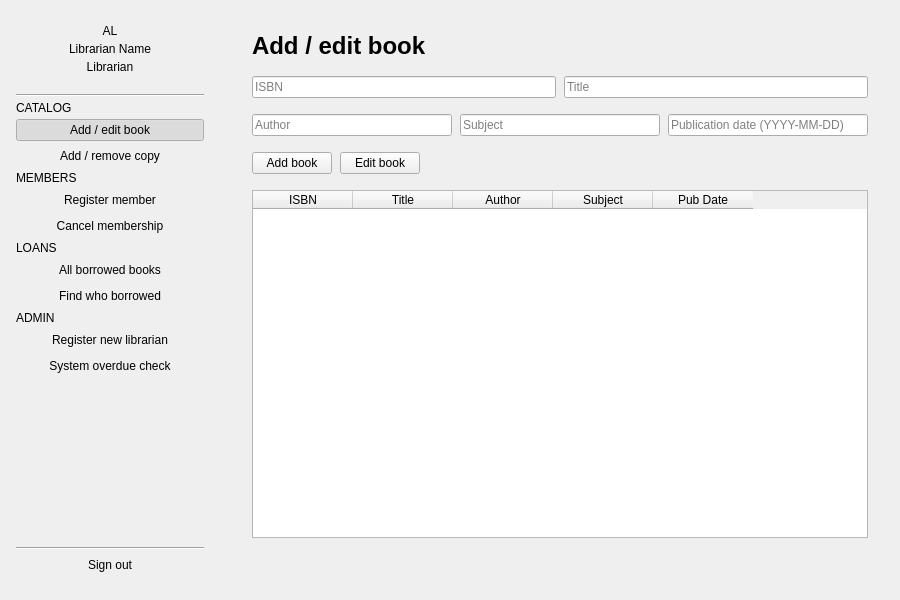
First picture: the form in UI/librarian_portal.ui, repository abdallahsaid104/Library-Management-System, before the edit.
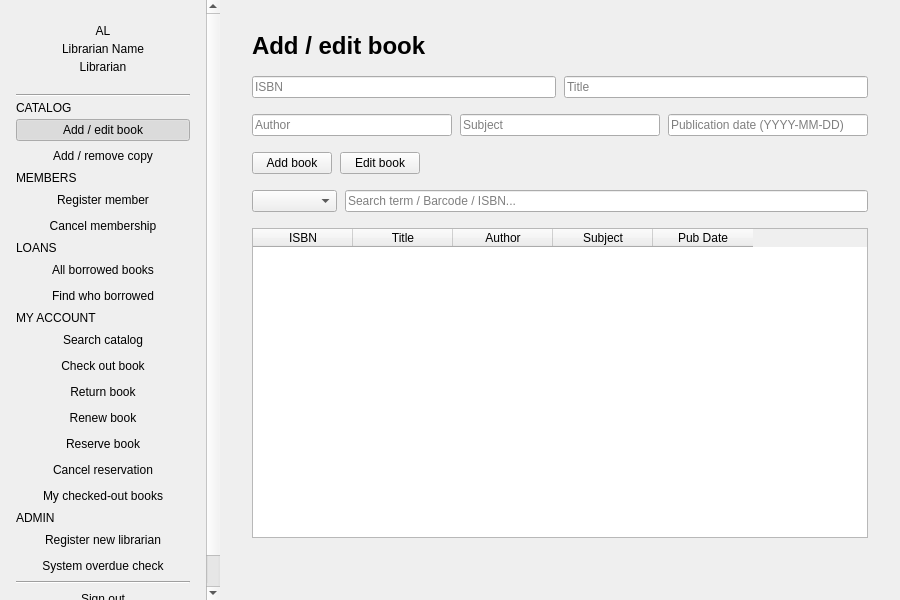
Second picture: the form after the edit.

Commit message: Add member account actions & scrollable sidebar in the librarian portal

Patch:
```diff
--- a/UI/librarian_portal.ui
+++ b/UI/librarian_portal.ui
@@ -31,7 +31,7 @@
      <number>0</number>
     </property>
     <item>
-     <widget class="QWidget" name="widget_sidebar">
+     <widget class="QScrollArea" name="scroll_area_sidebar">
       <property name="minimumSize">
        <size>
         <width>220</width>
@@ -44,6 +44,13 @@
         <height>16777215</height>
        </size>
       </property>
+      <property name="widgetResizable">
+       <bool>true</bool>
+      </property>
+      <property name="frameShape">
+       <enum>QFrame::NoFrame</enum>
+      </property>
+      <widget class="QWidget" name="widget_sidebar">
       <layout class="QVBoxLayout" name="verticalLayout_sidebar">
        <property name="spacing">
         <number>4</number>
@@ -236,6 +243,125 @@
          </property>
         </widget>
        </item>
+        <item>
+         <widget class="QLabel" name="label_section_my_account">
+          <property name="text">
+           <string>MY ACCOUNT</string>
+          </property>
+         </widget>
+        </item>
+        <item>
+         <widget class="QPushButton" name="button_search">
+          <property name="text">
+           <string>Search catalog</string>
+          </property>
+          <property name="cursor">
+           <cursorShape>PointingHandCursor</cursorShape>
+          </property>
+          <property name="checkable">
+           <bool>true</bool>
+          </property>
+          <property name="flat">
+           <bool>true</bool>
+          </property>
+         </widget>
+        </item>
+        <item>
+         <widget class="QPushButton" name="button_my_checkout">
+          <property name="text">
+           <string>Check out book</string>
+          </property>
+          <property name="cursor">
+           <cursorShape>PointingHandCursor</cursorShape>
+          </property>
+          <property name="checkable">
+           <bool>true</bool>
+          </property>
+          <property name="flat">
+           <bool>true</bool>
+          </property>
+         </widget>
+        </item>
+        <item>
+         <widget class="QPushButton" name="button_my_return">
+          <property name="text">
+           <string>Return book</string>
+          </property>
+          <property name="cursor">
+           <cursorShape>PointingHandCursor</cursorShape>
+          </property>
+          <property name="checkable">
+           <bool>true</bool>
+          </property>
+          <property name="flat">
+           <bool>true</bool>
+          </property>
+         </widget>
+        </item>
+        <item>
+         <widget class="QPushButton" name="button_my_renew">
+          <property name="text">
+           <string>Renew book</string>
+          </property>
+          <property name="cursor">
+           <cursorShape>PointingHandCursor</cursorShape>
+          </property>
+          <property name="checkable">
+           <bool>true</bool>
+          </property>
+          <property name="flat">
+           <bool>true</bool>
+          </property>
+         </widget>
+        </item>
+        <item>
+         <widget class="QPushButton" name="button_my_reserve">
+          <property name="text">
+           <string>Reserve book</string>
+          </property>
+          <property name="cursor">
+           <cursorShape>PointingHandCursor</cursorShape>
+          </property>
+          <property name="checkable">
+           <bool>true</bool>
+          </property>
+          <property name="flat">
+           <bool>true</bool>
+          </property>
+         </widget>
+        </item>
+        <item>
+         <widget class="QPushButton" name="button_my_cancel_res">
+          <property name="text">
+           <string>Cancel reservation</string>
+          </property>
+          <property name="cursor">
+           <cursorShape>PointingHandCursor</cursorShape>
+          </property>
+          <property name="checkable">
+           <bool>true</bool>
+          </property>
+          <property name="flat">
+           <bool>true</bool>
+          </property>
+         </widget>
+        </item>
+        <item>
+         <widget class="QPushButton" name="button_my_books">
+          <property name="text">
+           <string>My checked-out books</string>
+          </property>
+          <property name="cursor">
+           <cursorShape>PointingHandCursor</cursorShape>
+          </property>
+          <property name="checkable">
+           <bool>true</bool>
+          </property>
+          <property name="flat">
+           <bool>true</bool>
+          </property>
+         </widget>
+        </item>
        <item>
         <widget class="QLabel" name="label_section_admin">
          <property name="text">
@@ -316,6 +442,7 @@
        </item>
       </layout>
      </widget>
+     </widget>
     </item>
     <item>
      <widget class="QWidget" name="widget_content">
@@ -440,6 +567,47 @@
          </item>
         </layout>
        </item>
+       <item>
+        <layout class="QHBoxLayout" name="horizontalLayout_member_input">
+         <property name="spacing">
+          <number>8</number>
+         </property>
+         <item>
+          <widget class="QComboBox" name="comboBox_search_type">
+           <property name="placeholderText">
+            <string>Search by</string>
+           </property>
+           <item>
+            <property name="text">
+             <string>Title</string>
+            </property>
+           </item>
+           <item>
+            <property name="text">
+             <string>Author</string>
+            </property>
+           </item>
+           <item>
+            <property name="text">
+             <string>Subject</string>
+            </property>
+           </item>
+           <item>
+            <property name="text">
+             <string>Date</string>
+            </property>
+           </item>
+          </widget>
+         </item>
+         <item>
+          <widget class="QLineEdit" name="lineEdit_search_input">
+           <property name="placeholderText">
+            <string>Search term / Barcode / ISBN...</string>
+           </property>
+          </widget>
+         </item>
+        </layout>
+       </item>
        <item>
         <widget class="QTableWidget" name="tableWidget_results">
          <property name="selectionBehavior">
```
Lines whose indentation alone changed are shown as unchanged. The commit also changes 4 other files.
